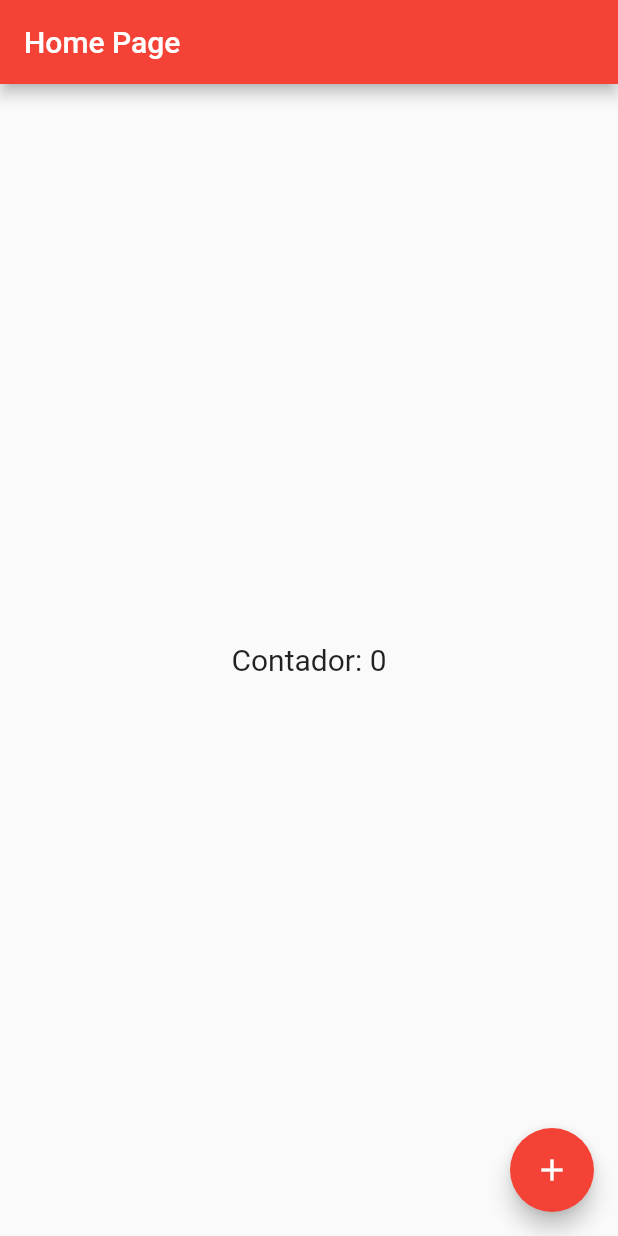
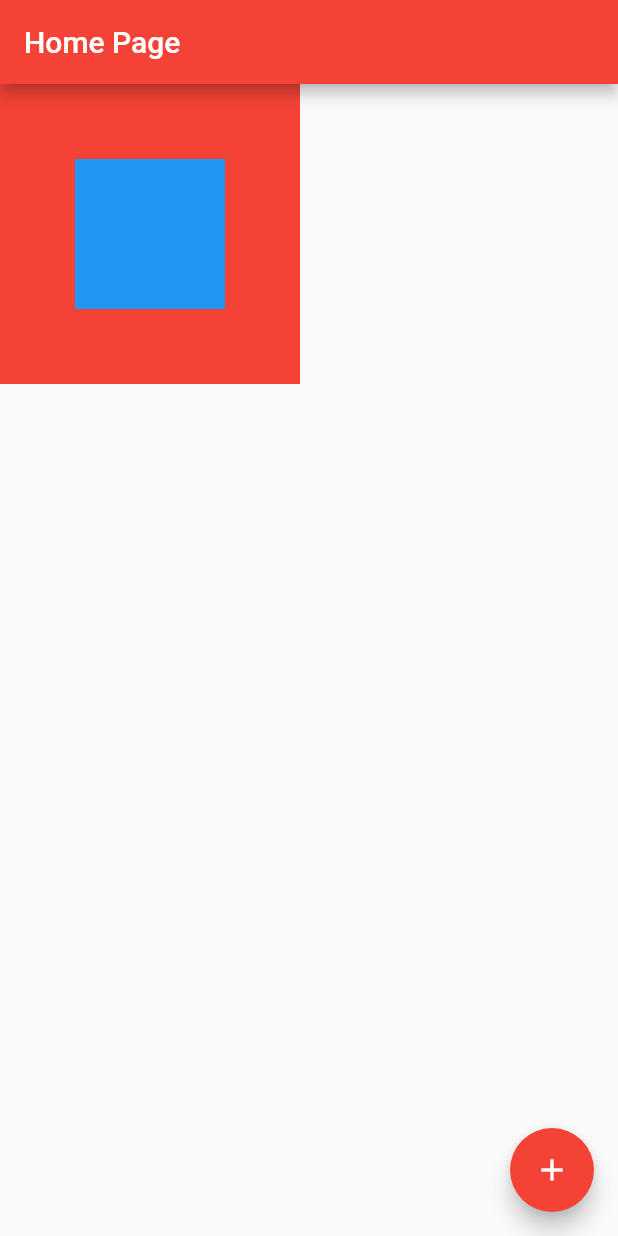
Before and after one commit to ederusena/flutter-lesson, a Flutter app: the screen it shows after launch, on a phone screen of 412 x 824 dp. Run offline on Flutter 3.47's test engine with Material 2 defaults, Android fonts, the phone set to English and light mode, and no system bars.

Commit message:
chore: Single render

```diff
--- a/lib/homepage.dart
+++ b/lib/homepage.dart
@@ -16,17 +16,17 @@
       appBar: AppBar(
         title: Text('Home Page'),
       ),
-      body: Center(
-          child: GestureDetector(
-              child: Text(
-                "Contador: $counter",
-                style: TextStyle(fontSize: 20),
-              ),
-              onTap: () {
-                setState(() {
-                  counter++;
-                });
-              })),
+      body: Container(
+        height: 200,
+        width: 200,
+        color: Colors.red,
+        child: Center(
+            child: Container(
+          height: 100,
+          width: 100,
+          color: Colors.blue,
+        )),
+      ),
       floatingActionButton: FloatingActionButton(
         onPressed: () {
           setState(() {
```
